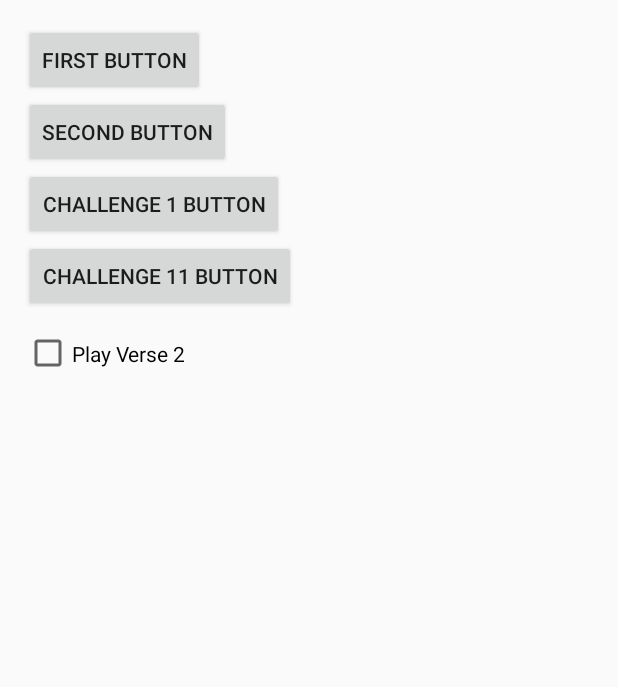
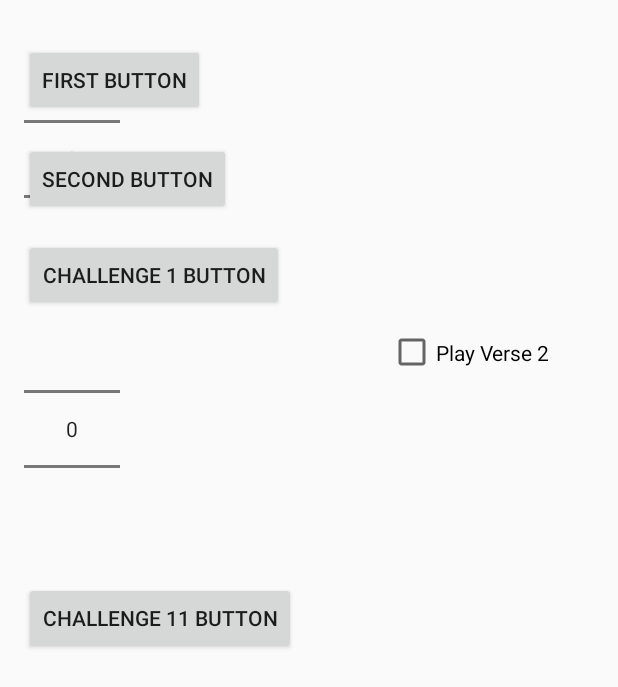
Before and after one commit to PranavKonduru12/Synthesizer_Version2, an Android app: the layout activity_synthesizer.xml on its own in the app's theme, with its tools: preview values and no code run, on a phone screen of 412 x 824 dp. Shown: the top 687 px of the screen. Run offline under Robolectric (Android 15) with nearby library versions, the phone set to English and light mode, and no system bars.

Commit message:
Need numberpicker

```diff
--- a/app/src/main/res/layout/activity_synthesizer.xml
+++ b/app/src/main/res/layout/activity_synthesizer.xml
@@ -10,82 +10,54 @@
     android:paddingTop="@dimen/activity_vertical_margin"
     tools:context="com.example.konduru91976.synthesizer_version2.SynthesizerActivity">
 
-    <LinearLayout
-        android:orientation="horizontal"
-        android:layout_width="fill_parent"
-        android:layout_height="fill_parent"
-        android:weightSum="1"
-        android:layout_alignParentTop="true"
-        android:layout_alignParentEnd="true">
-        <ScrollView
-            android:layout_width="wrap_content"
-            android:layout_height="wrap_content"
-            android:id="@+id/scrollView">
-
-            <LinearLayout
-                android:orientation="vertical"
-                android:layout_width="fill_parent"
-                android:layout_height="fill_parent">
-
-                <!--<TextView
-                    android:layout_width="wrap_content"
-                    android:layout_height="wrap_content"
-                    android:text="Hello World!" />-->
     <Button
         android:layout_width="wrap_content"
         android:layout_height="wrap_content"
         android:text="@string/eButton"
         android:id="@+id/eButton"
-                    android:onClick="onButton1Click " />
-
+        android:onClick="onButton1Click"
+        android:layout_marginTop="13dp"
+        android:layout_alignParentTop="true"
+        android:layout_alignParentStart="true" />
     <Button
         android:layout_width="wrap_content"
         android:layout_height="wrap_content"
         android:text="@string/fButton"
         android:id="@+id/fButton"
+        android:onClick="onButton2Click"
+        android:layout_marginTop="18dp"
         android:layout_below="@+id/eButton"
-                    android:layout_alignParentStart="true"
-                    android:onClick="onButton2Click " />
+        android:layout_alignParentStart="true" />
     <Button
         android:layout_width="wrap_content"
         android:layout_height="wrap_content"
         android:text="@string/mChallenge1"
-                    android:id="@+id/mChallenge1" />
-
+        android:id="@+id/mChallenge1"
+        android:layout_marginTop="16dp"
+        android:layout_below="@+id/fButton"
+        android:layout_alignParentStart="true" />
     <Button
         android:id="@+id/mChallenge11"
         android:layout_width="wrap_content"
         android:layout_height="wrap_content"
-                    android:text="@string/mChallenge11" />
-
-                <!--<NumberPicker
+        android:text="@string/mChallenge11"
+        android:layout_centerVertical="true"
+        android:layout_alignParentStart="true" />
+    <NumberPicker
+        android:id="@+id/numberPicker"
+        android:layout_width="wrap_content"
+        android:layout_height="wrap_content"
+        android:layout_below="@+id/numberPicker2" />
+    <NumberPicker
         android:id="@+id/numberPicker2"
-                    android:layout_width="match_parent"
-                    android:layout_height="wrap_content" />-->
-
+        android:layout_width="wrap_content"
+        android:layout_height="wrap_content" />
     <CheckBox
         android:id="@+id/challenge11Check"
-                    android:layout_width="match_parent"
+        android:layout_width="wrap_content"
         android:layout_height="55dp"
-                    android:text="Play Verse 2" />
-            </LinearLayout>
-        </ScrollView>
-
-        <!--<NumberPicker
-            android:id="@+id/numberPicker"
-            android:layout_width="102dp"
-            android:layout_height="wrap_content" />-->
-
-        <!--<LinearLayout
-            android:layout_width="match_parent"
-            android:layout_height="match_parent"
-            android:layout_alignParentTop="true"
-            android:layout_marginStart="188dp"
-            android:layout_marginTop="41dp"
-            android:layout_toEndOf="@+id/numberPicker2"
-            android:layout_weight="0.68">
-
-        </LinearLayout>-->
-    </LinearLayout>
-
+        android:text="Play Verse 2"
+        android:layout_below="@+id/mChallenge1"
+        android:layout_alignParentEnd="true"
+        android:layout_marginEnd="29dp" />
 </RelativeLayout>
```
Lines whose indentation alone changed are shown as unchanged.
